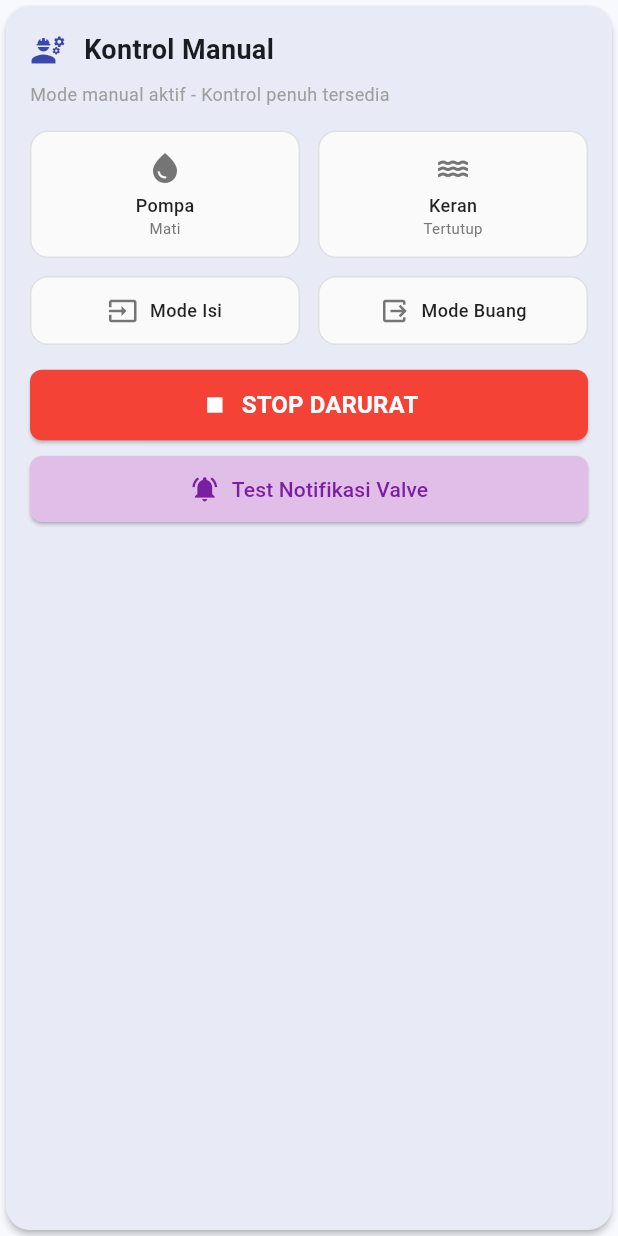
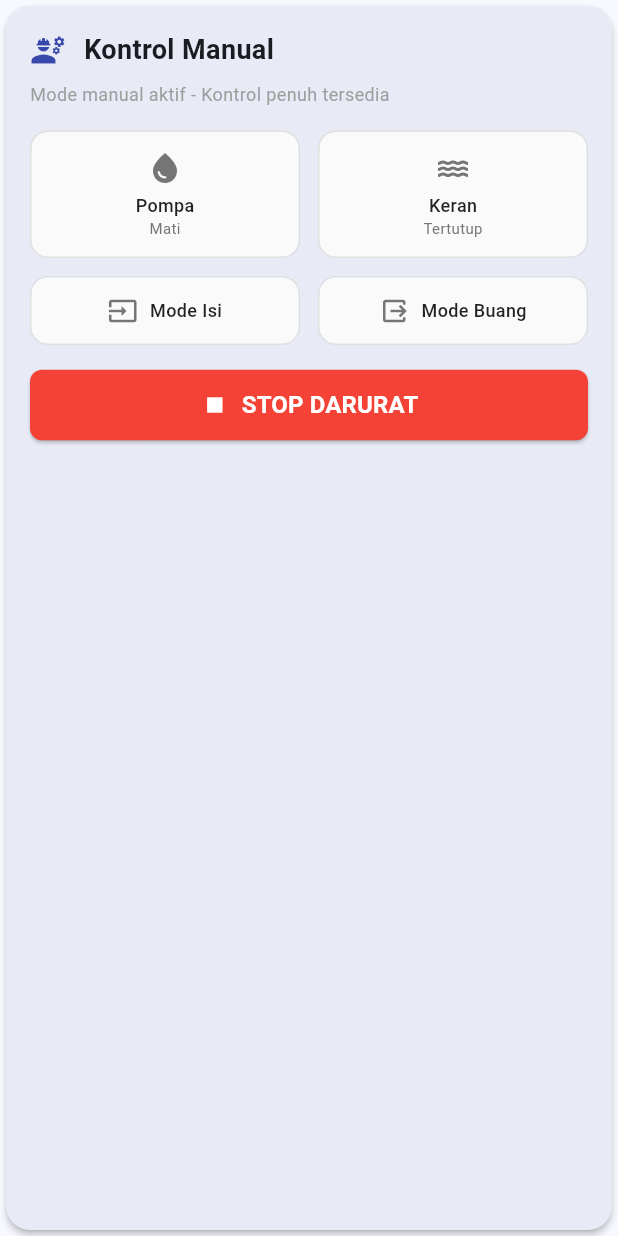
Before and after one commit to AliSahat/smart_farming, a Flutter app: the ManualControlCard widget shown alone on an empty page, opened directly with empty values, on a phone screen of 412 x 824 dp. Run offline on Flutter 3.47's test engine with Material 3 defaults, Android fonts, the phone set to English and light mode, and no system bars; our stand-ins replace chopper, flutter_local_notifications, logger, permission_handler, shared_preferences, sqflite; accounts and stored records are empty; generated files the repository leaves out were written again.

Commit message:
ali kristen

```diff
--- a/lib/screens/dashboard_screen.dart
+++ b/lib/screens/dashboard_screen.dart
@@ -283,7 +283,6 @@ class _DashboardScreenState extends State<DashboardScreen> {
             ManualControlCard(
               isAutoModeEnabled: settingsProvider.isAutoModeEnabled ?? false,
               poolName: currentPool.name,
-              notificationService: _notificationService,
             ),
           ],
         ),
--- a/lib/widgets/dashboard/manual_controls_card.dart
+++ b/lib/widgets/dashboard/manual_controls_card.dart
@@ -2,19 +2,16 @@
 
 import 'package:flutter/material.dart';
 import 'package:logger/logger.dart';
-import 'package:smart_farming/helper/notification_service.dart';
 import 'package:smart_farming/screens/service_layer/manual_control_service.dart';
 
 class ManualControlCard extends StatefulWidget {
   final bool isAutoModeEnabled;
   final String? poolName;
-  final NotificationService notificationService;
 
   const ManualControlCard({
     super.key,
     required this.isAutoModeEnabled,
     required this.poolName,
-    required this.notificationService,
   });
 
   @override
@@ -33,7 +30,7 @@ class _ManualControlCardState extends State<ManualControlCard> {
   @override
   void initState() {
     super.initState();
-    _controlService = ManualControlService(widget.notificationService);
+
     Logger().i("🏁 Manual controls initialized for pool: ${widget.poolName}");
   }
 
@@ -58,7 +55,6 @@ class _ManualControlCardState extends State<ManualControlCard> {
             const SizedBox(height: 16),
             _buildEmergencyStop(),
             const SizedBox(height: 8),
-            _buildTestButton(),
           ],
         ),
       ),
@@ -179,23 +175,6 @@ class _ManualControlCardState extends State<ManualControlCard> {
         style: ElevatedButton.styleFrom(
           backgroundColor: Colors.red,
           foregroundColor: Colors.white,
-          padding: const EdgeInsets.symmetric(vertical: 12),
-          shape: RoundedRectangleBorder(borderRadius: BorderRadius.circular(8)),
-        ),
-      ),
-    );
-  }
-
-  Widget _buildTestButton() {
-    return SizedBox(
-      width: double.infinity,
-      child: ElevatedButton.icon(
-        onPressed: _testValveNotifications,
-        icon: const Icon(Icons.notifications_active, size: 20),
-        label: const Text('Test Notifikasi Valve'),
-        style: ElevatedButton.styleFrom(
-          backgroundColor: Colors.purple[100],
-          foregroundColor: Colors.purple[700],
           padding: const EdgeInsets.symmetric(vertical: 12),
           shape: RoundedRectangleBorder(borderRadius: BorderRadius.circular(8)),
         ),
@@ -369,11 +348,4 @@ class _ManualControlCardState extends State<ManualControlCard> {
       _isDrainModeActive = result['isDrainModeActive']!;
     });
   }
-
-  void _testValveNotifications() {
-    Logger().i("🧪 Starting valve notification tests for: ${widget.poolName}");
-    widget.notificationService.sendTestValveNotifications(
-      poolName: widget.poolName,
-    );
-  }
 }
```
